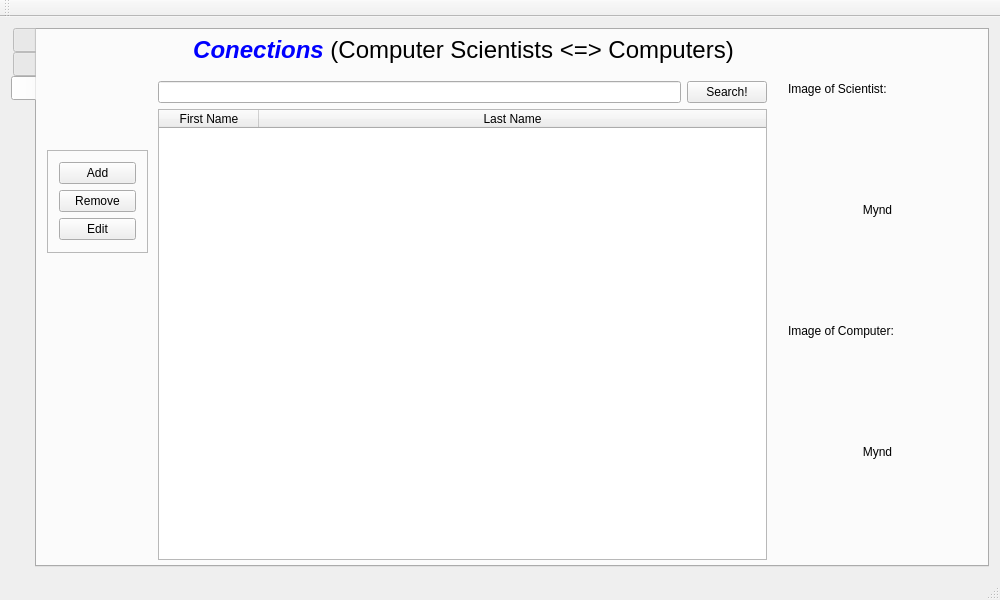
Qt form ui/computerscientists.ui (VLN-H7/Skil3) before a commit.
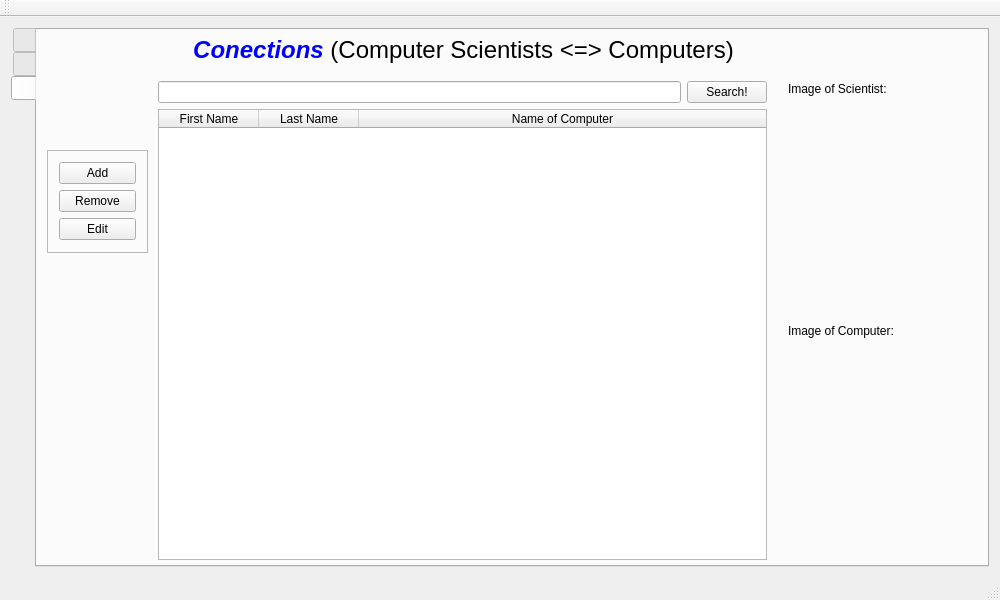
The same form after that commit. The open tabs and pages were chosen to show the change. Icons and pictures are not drawn.

The edit to the form file:
```diff
--- a/ui/computerscientists.ui
+++ b/ui/computerscientists.ui
@@ -657,6 +657,9 @@
           <layout class="QHBoxLayout" name="horizontalLayout_10">
            <item>
             <widget class="QTableWidget" name="tableScientistConnections">
+             <property name="sizeAdjustPolicy">
+              <enum>QAbstractScrollArea::AdjustToContentsOnFirstShow</enum>
+             </property>
              <property name="editTriggers">
               <set>QAbstractItemView::NoEditTriggers</set>
              </property>
@@ -666,6 +669,12 @@
              <property name="selectionBehavior">
               <enum>QAbstractItemView::SelectRows</enum>
              </property>
+             <property name="sortingEnabled">
+              <bool>false</bool>
+             </property>
+             <attribute name="horizontalHeaderDefaultSectionSize">
+              <number>100</number>
+             </attribute>
              <attribute name="horizontalHeaderHighlightSections">
               <bool>true</bool>
              </attribute>
@@ -688,6 +697,11 @@
                <set>AlignHCenter|AlignVCenter|AlignCenter</set>
               </property>
              </column>
+             <column>
+              <property name="text">
+               <string>Name of Computer</string>
+              </property>
+             </column>
             </widget>
            </item>
           </layout>
@@ -724,7 +738,7 @@
                 </size>
                </property>
                <property name="text">
-                <string>&lt;html&gt;&lt;head/&gt;&lt;body&gt;&lt;p align=&quot;center&quot;&gt;Mynd&lt;/p&gt;&lt;/body&gt;&lt;/html&gt;</string>
+                <string>&lt;html&gt;&lt;head/&gt;&lt;body&gt;&lt;p align=&quot;center&quot;&gt;&lt;br/&gt;&lt;/p&gt;&lt;/body&gt;&lt;/html&gt;</string>
                </property>
               </widget>
              </item>
@@ -748,7 +762,7 @@
                 </size>
                </property>
                <property name="text">
-                <string>&lt;html&gt;&lt;head/&gt;&lt;body&gt;&lt;p align=&quot;center&quot;&gt;Mynd&lt;/p&gt;&lt;/body&gt;&lt;/html&gt;</string>
+                <string>&lt;html&gt;&lt;head/&gt;&lt;body&gt;&lt;p align=&quot;center&quot;&gt;&lt;br/&gt;&lt;/p&gt;&lt;/body&gt;&lt;/html&gt;</string>
                </property>
               </widget>
              </item>
```
Left out of the diff: 11 changed lines with no effect on the pictures.
